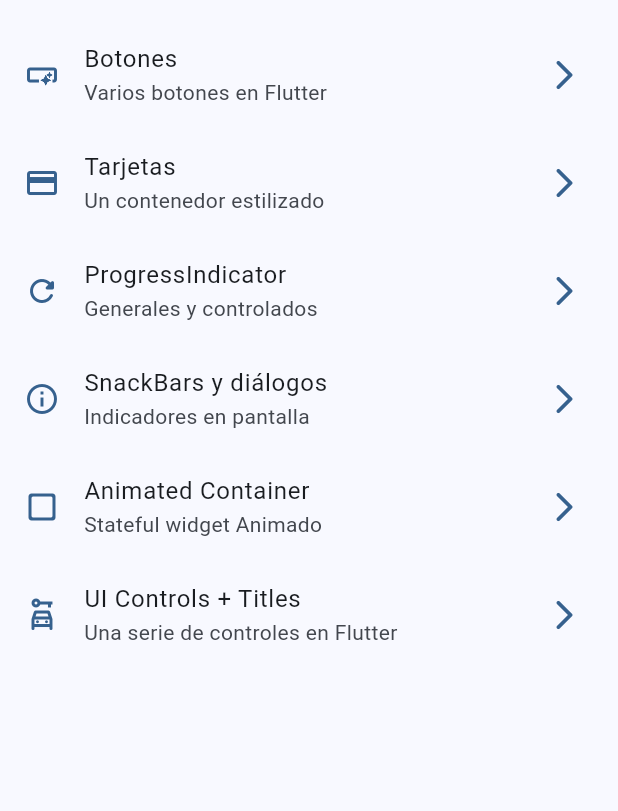
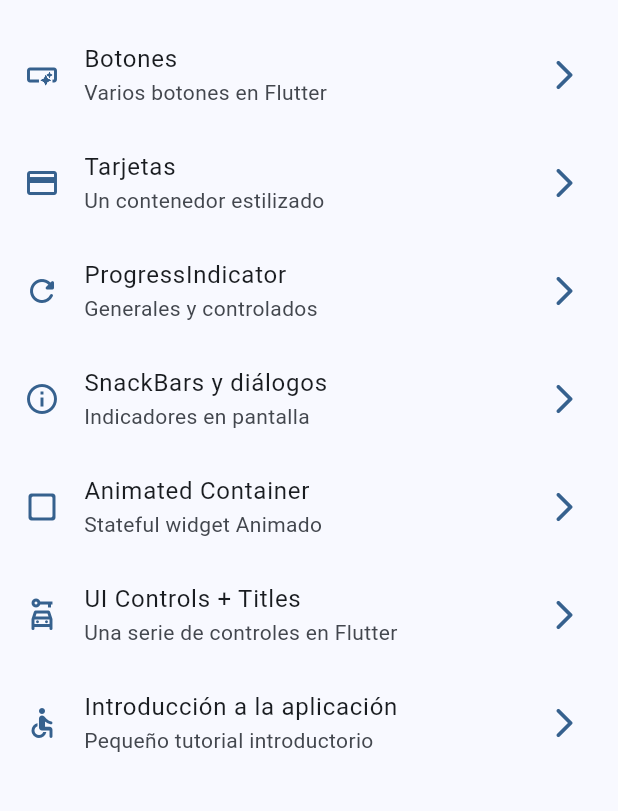
Before and after one commit to gu1llermo/widgets-app, a Flutter app: the screen it shows after launch, on a phone screen of 412 x 824 dp, the part 63-874 px from its top. Run offline on Flutter 3.47's test engine with Material 3 defaults, Android fonts, the phone set to English and light mode, and no system bars; our stand-ins replace go_router.

Commit message:
tutorial added

```diff
--- a/lib/config/menu/menu_item.dart
+++ b/lib/config/menu/menu_item.dart
@@ -44,4 +44,9 @@ const appMenuItems = <MenuItem>[
       subTitle: 'Una serie de controles en Flutter',
       link: '/ui-controls',
       icon: Icons.car_rental_outlined),
+  MenuItem(
+      title: 'Introducción a la aplicación',
+      subTitle: 'Pequeño tutorial introductorio',
+      link: '/tutorial',
+      icon: Icons.accessible_rounded),
 ];
--- a/lib/config/router/app_router.dart
+++ b/lib/config/router/app_router.dart
@@ -34,12 +34,15 @@ final appRouter = GoRouter(
       name: AnimatedScreen.name,
       builder: (context, state) => const AnimatedScreen(),
     ),
-
     GoRoute(
       path: '/ui-controls',
       name: UiControlsScreen.name,
       builder: (context, state) => const UiControlsScreen(),
     ),
-
+    GoRoute(
+      path: '/tutorial',
+      name: AppTutorialScreen.name,
+      builder: (context, state) => const AppTutorialScreen(),
+    ),
   ],
 );
--- a/lib/presentation/screens/app_tutorial/app_tutorial_screen.dart
+++ b/lib/presentation/screens/app_tutorial/app_tutorial_screen.dart
@@ -7,6 +7,10 @@ class AppTutorialScreen extends StatelessWidget {
 
   @override
   Widget build(BuildContext context) {
-    return Container();
+    return Scaffold(
+      appBar: AppBar(
+        title: const Text('Tutorial App'),
+      ),
+    );
   }
 }
--- a/lib/presentation/screens/ui_controls/ui_controls_screen.dart
+++ b/lib/presentation/screens/ui_controls/ui_controls_screen.dart
@@ -88,7 +88,7 @@ class _UiControlsViewState extends State<_UiControlsView> {
           ],
         ),
         CheckboxListTile(
-          title: const Text('Dinner'),
+          title: const Text('Cena?'),
           subtitle: const Text('comida sabrosa'),
           value: wantsDinner,
           onChanged: (value) => setState(() {
@@ -96,7 +96,7 @@ class _UiControlsViewState extends State<_UiControlsView> {
           }),
         ),
         CheckboxListTile(
-          title: const Text('Lunch'),
+          title: const Text('Almuerzo?'),
           subtitle: const Text('lunch'),
           value: wantsLunch,
           onChanged: (value) => setState(() {
@@ -104,7 +104,7 @@ class _UiControlsViewState extends State<_UiControlsView> {
           }),
         ),
         CheckboxListTile(
-          title: const Text('Breakfast'),
+          title: const Text('Desayuno?'),
           subtitle: const Text('Breakfast'),
           value: wantsBreakfast,
           onChanged: (value) => setState(() {
```
